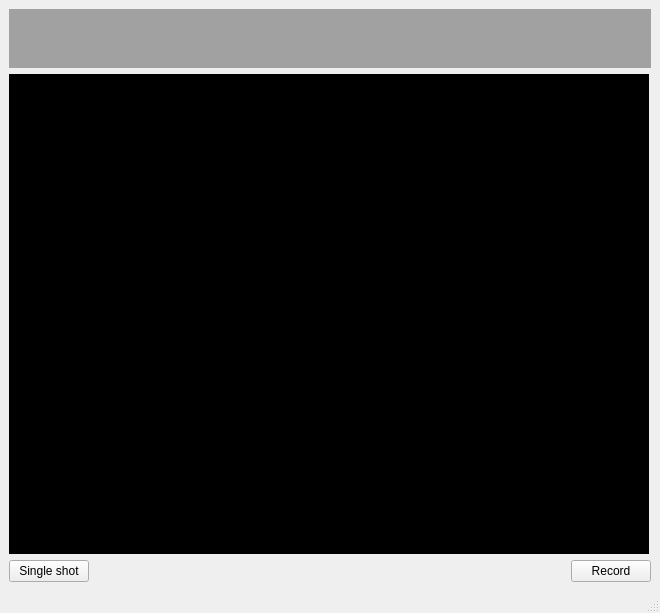
The window that teplo_camera/mainwindow.ui (ValeryStk/teplovizor) describes before a commit, drawn with Qt 5.
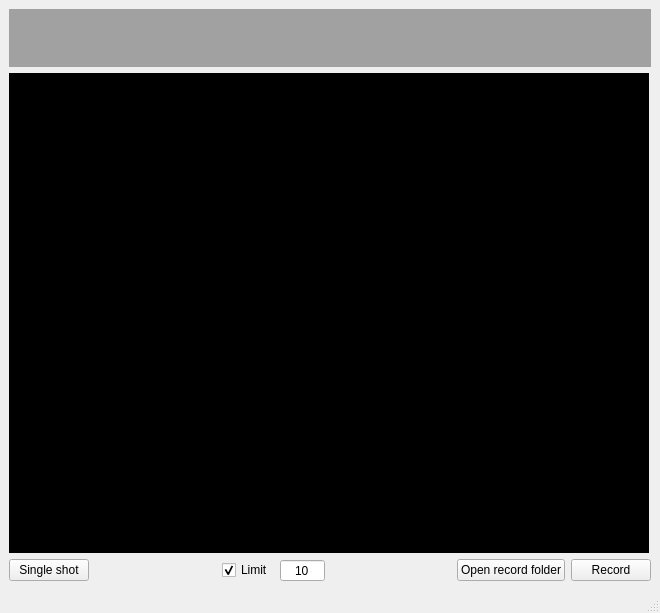
The same window after the commit.

The edit to the form file:
```diff
--- a/teplo_camera/mainwindow.ui
+++ b/teplo_camera/mainwindow.ui
@@ -10,6 +10,18 @@
     <height>613</height>
    </rect>
   </property>
+  <property name="minimumSize">
+   <size>
+    <width>660</width>
+    <height>613</height>
+   </size>
+  </property>
+  <property name="maximumSize">
+   <size>
+    <width>660</width>
+    <height>613</height>
+   </size>
+  </property>
   <property name="windowTitle">
    <string>Тепловизор PLUG617</string>
   </property>
@@ -70,6 +82,45 @@
           </property>
          </widget>
         </item>
+        <item>
+         <spacer name="horizontalSpacer_2">
+          <property name="orientation">
+           <enum>Qt::Horizontal</enum>
+          </property>
+          <property name="sizeHint" stdset="0">
+           <size>
+            <width>40</width>
+            <height>20</height>
+           </size>
+          </property>
+         </spacer>
+        </item>
+        <item>
+         <widget class="QCheckBox" name="checkBox_limit">
+          <property name="text">
+           <string>Limit</string>
+          </property>
+          <property name="checked">
+           <bool>true</bool>
+          </property>
+         </widget>
+        </item>
+        <item>
+         <widget class="QSpinBox" name="spinBox_series_number">
+          <property name="alignment">
+           <set>Qt::AlignCenter</set>
+          </property>
+          <property name="buttonSymbols">
+           <enum>QAbstractSpinBox::NoButtons</enum>
+          </property>
+          <property name="minimum">
+           <number>10</number>
+          </property>
+          <property name="maximum">
+           <number>10000</number>
+          </property>
+         </widget>
+        </item>
         <item>
          <spacer name="horizontalSpacer">
           <property name="orientation">
@@ -83,6 +134,13 @@
           </property>
          </spacer>
         </item>
+        <item>
+         <widget class="QPushButton" name="pushButton_openRecordFolder">
+          <property name="text">
+           <string>Open record folder</string>
+          </property>
+         </widget>
+        </item>
         <item>
          <widget class="QPushButton" name="pushButton_record">
           <property name="text">
```
Left out of the diff: 2 changed lines with no effect on the pictures.
